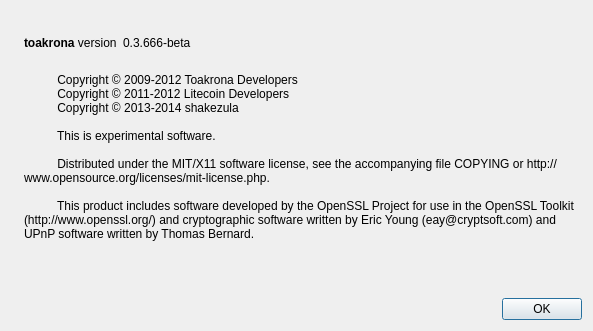
Old version of the form src/qt/forms/aboutdialog.ui in the repository Pranz/smallchange.
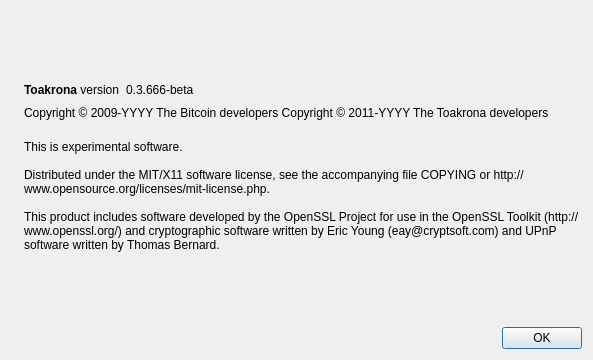
New version of the form. Icons and pictures are not drawn.

Commit message: Reboot, forking LiteCoin with modifications to Toakrona

The edit to the form file:
```diff
--- a/src/qt/forms/aboutdialog.ui
+++ b/src/qt/forms/aboutdialog.ui
@@ -7,7 +7,7 @@
     <x>0</x>
     <y>0</y>
     <width>593</width>
-    <height>331</height>
+    <height>360</height>
    </rect>
   </property>
   <property name="windowTitle">
@@ -50,7 +50,7 @@
           <cursorShape>IBeamCursor</cursorShape>
          </property>
          <property name="text">
-          <string>&lt;b&gt;toakrona&lt;/b&gt; version</string>
+          <string>&lt;b&gt;Toakrona&lt;/b&gt; version</string>
          </property>
          <property name="textInteractionFlags">
           <set>Qt::LinksAccessibleByMouse|Qt::TextSelectableByKeyboard|Qt::TextSelectableByMouse</set>
@@ -65,9 +65,6 @@
          <property name="text">
           <string notr="true">0.3.666-beta</string>
          </property>
-         <property name="textFormat">
-          <enum>Qt::RichText</enum>
-         </property>
          <property name="textInteractionFlags">
           <set>Qt::LinksAccessibleByMouse|Qt::TextSelectableByKeyboard|Qt::TextSelectableByMouse</set>
          </property>
@@ -88,6 +85,23 @@
        </item>
       </layout>
      </item>
+     <item>
+      <widget class="QLabel" name="copyrightLabel">
+       <property name="cursor">
+        <cursorShape>IBeamCursor</cursorShape>
+       </property>
+       <property name="text">
+        <string notr="true">Copyright &amp;copy; 2009-YYYY The Bitcoin developers
+Copyright &amp;copy; 2011-YYYY The Toakrona developers</string>
+       </property>
+       <property name="textFormat">
+        <enum>Qt::RichText</enum>
+       </property>
+       <property name="textInteractionFlags">
+        <set>Qt::LinksAccessibleByMouse|Qt::TextSelectableByKeyboard|Qt::TextSelectableByMouse</set>
+       </property>
+      </widget>
+     </item>
      <item>
       <widget class="QLabel" name="label_2">
        <property name="cursor">
@@ -95,17 +109,11 @@
        </property>
        <property name="text">
         <string>
-          Copyright © 2009-2012 Toakrona Developers
-          Copyright © 2011-2012 Litecoin Developers
-          Copyright © 2013-2014 shakezula 
+This is experimental software.
 
-          This is experimental software. 
+Distributed under the MIT/X11 software license, see the accompanying file COPYING or http://www.opensource.org/licenses/mit-license.php.
 
-          Distributed under the MIT/X11 software license, see the accompanying file COPYING or http://www.opensource.org/licenses/mit-license.php.
-
-          This product includes software developed by the OpenSSL Project for use in the OpenSSL Toolkit (http://www.openssl.org/) and cryptographic software written by Eric Young (eay@cryptsoft.com) and UPnP software written by Thomas Bernard.
-
-        </string>
+This product includes software developed by the OpenSSL Project for use in the OpenSSL Toolkit (http://www.openssl.org/) and cryptographic software written by Eric Young (eay@cryptsoft.com) and UPnP software written by Thomas Bernard.</string>
        </property>
        <property name="wordWrap">
         <bool>true</bool>
```
Left out of the diff: 6 changed lines with no effect on the pictures. The commit also changes 539 other files.
